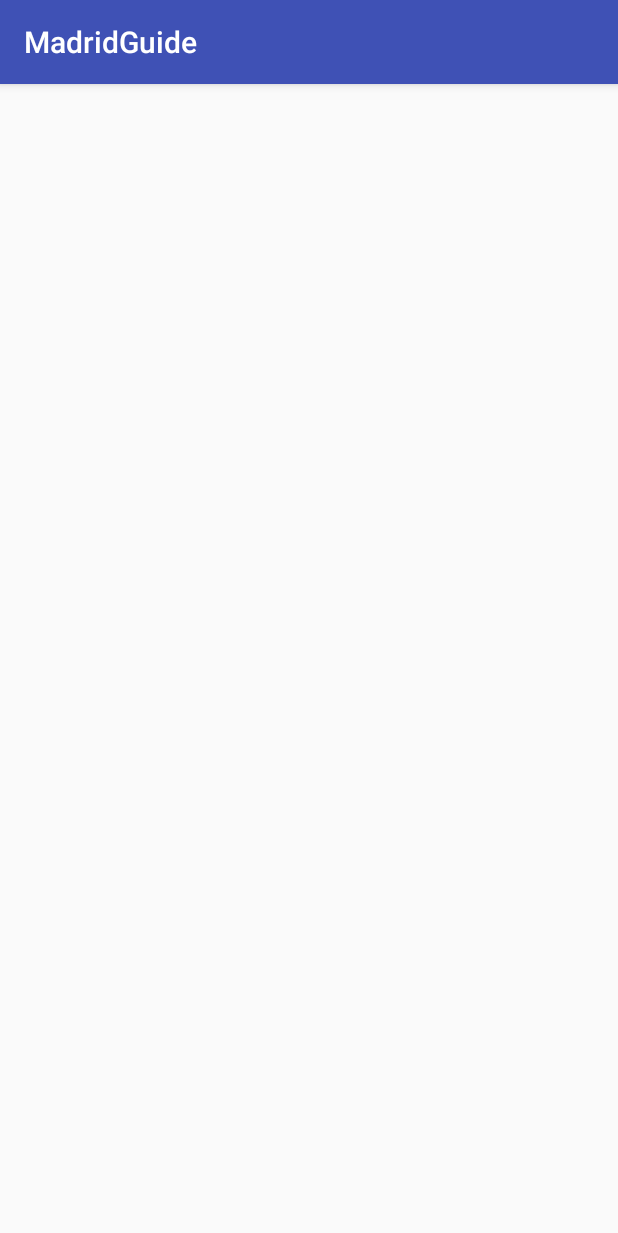
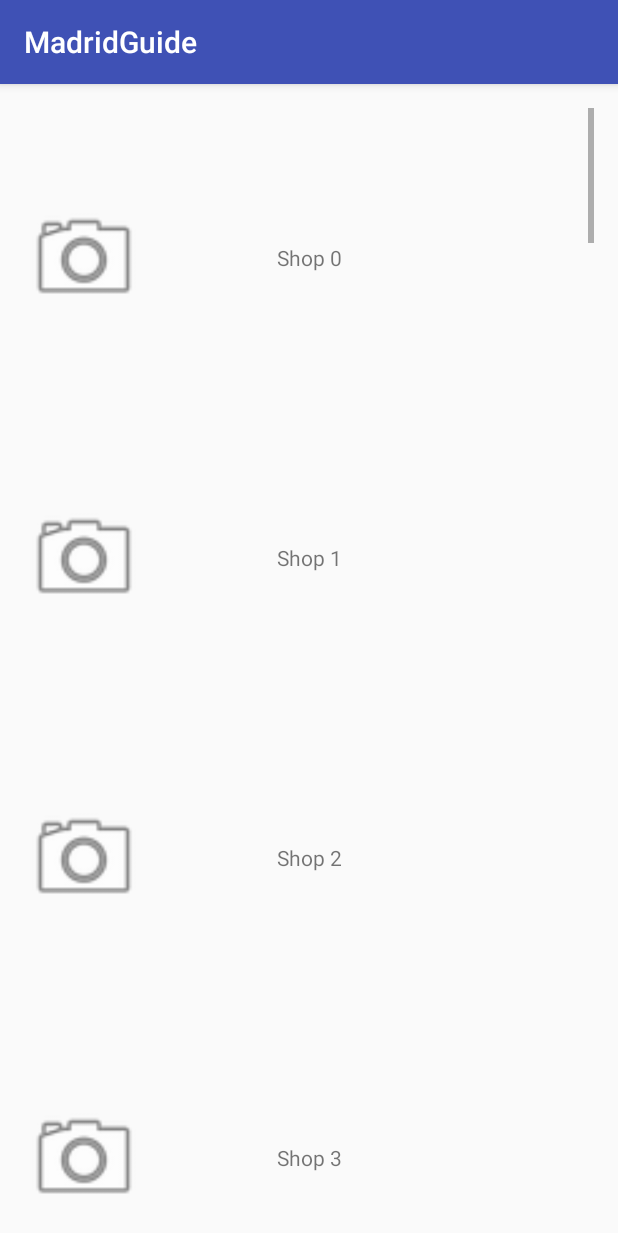
Before and after one commit to cdelg4do/MadridGuide, an Android app: the screen it shows after launch (ShopsActivity), after a tap on "SHOPS", on a phone screen of 412 x 824 dp. Shown: the top 1233 px of the screen. Run offline under Robolectric (Android 15) with nearby library versions, the phone set to English and light mode, and no system bars; our stand-ins replace ButterKnife, Picasso; pictures from the network do not load.

Commit message:
Trabajo a 2017-01-01.

```diff
--- a/app/src/main/java/com/cdelg4do/madridguide/MadridGuideApp.java
+++ b/app/src/main/java/com/cdelg4do/madridguide/MadridGuideApp.java
@@ -2,6 +2,10 @@ package com.cdelg4do.madridguide;
 
 import android.app.Application;
 import android.content.Context;
+
+import com.cdelg4do.madridguide.manager.db.ShopDAO;
+import com.cdelg4do.madridguide.model.Shop;
+import com.squareup.picasso.Picasso;
 
 import java.lang.ref.WeakReference;
 
@@ -22,6 +26,13 @@ public class MadridGuideApp extends Application {
 
         // Keep a copy of the application context
         appContext = new WeakReference<Context>( getApplicationContext() );
+
+        // Settings for Picasso
+        Picasso.with(getApplicationContext()).setLoggingEnabled(true);
+        Picasso.with(getApplicationContext()).setIndicatorsEnabled(true);
+
+        // Populate the database
+        insertTestDataIntoTheDatabase();
     }
 
     // Override to warn about memory warnings
@@ -34,4 +45,20 @@ public class MadridGuideApp extends Application {
     public static Context getAppContext() {
         return appContext.get();
     }
+
+
+    private void insertTestDataIntoTheDatabase() {
+
+        ShopDAO shopDAO = new ShopDAO( getApplicationContext() );
+
+        shopDAO.deleteAll();
+
+        for (int i=0; i<30; i++) {
+
+            Shop shop = new Shop(i, "Shop "+i);
+            shop.setLogoImgUrl("http://lorempixel.com/200/200/");
+
+            shopDAO.insert(shop);
+        }
+    }
 }
--- a/app/src/main/java/com/cdelg4do/madridguide/activity/ShopsActivity.java
+++ b/app/src/main/java/com/cdelg4do/madridguide/activity/ShopsActivity.java
@@ -1,18 +1,69 @@
 package com.cdelg4do.madridguide.activity;
 
+import android.os.Bundle;
 import android.support.v7.app.AppCompatActivity;
-import android.os.Bundle;
 
 import com.cdelg4do.madridguide.R;
+import com.cdelg4do.madridguide.fragment.ShopListFragment;
+import com.cdelg4do.madridguide.manager.db.ShopDAO;
+import com.cdelg4do.madridguide.model.Shop;
+import com.cdelg4do.madridguide.model.Shops;
+import com.cdelg4do.madridguide.navigator.Navigator;
+import com.cdelg4do.madridguide.view.OnElementClickedListener;
+
+import java.util.List;
 
 /**
  * This class represents the screen showing the shop list.
  */
 public class ShopsActivity extends AppCompatActivity {
 
+    private ShopListFragment shopListFragment;
+
     @Override
     protected void onCreate(Bundle savedInstanceState) {
         super.onCreate(savedInstanceState);
         setContentView(R.layout.activity_shops);
+
+        // Get the ShopList fragment, and pass a Shops object to it
+        shopListFragment = (ShopListFragment) getSupportFragmentManager().findFragmentById(R.id.activity_shops_fragment_shops);
+
+        loadShopsFromDatabase();
+
+        // Add an anonymous OnElementClickedListener to the fragment,
+        // that navigates to the Shop Detail activity when a cell is clicked
+        shopListFragment.setOnElementClickedListener(new OnElementClickedListener<Shop>() {
+
+            @Override
+            public void onElementClicked(Shop shop, int position) {
+                Navigator.navigateFromShopsActivityToShopDetailActivity(shop, ShopsActivity.this);
+            }
+        });
+    }
+
+
+    // Loads all the shops from the database, and then pass them to the fragment
+    private void loadShopsFromDatabase() {
+
+        new Thread(new Runnable() {
+
+            @Override
+            public void run() {
+                // The query is performed on background
+                final List<Shop> shopList = new ShopDAO( getBaseContext() ).query();
+
+                // Once the shop list has been retrieved from the database,
+                // get back to the main thread and update the fragment UI with the data
+                runOnUiThread(new Runnable() {
+
+                    @Override
+                    public void run() {
+                        shopListFragment.setShopsAndUpdateFragmentUI( Shops.newInstance(shopList) );
+                    }
+                });
+            }
+        }).start();
+
+
     }
 }
--- /dev/null
+++ b/app/src/main/java/com/cdelg4do/madridguide/adapter/ShopsAdapter.java
@@ -0,0 +1,68 @@
+package com.cdelg4do.madridguide.adapter;
+
+import android.content.Context;
+import android.support.annotation.NonNull;
+import android.support.v7.widget.RecyclerView;
+import android.view.LayoutInflater;
+import android.view.View;
+import android.view.ViewGroup;
+
+import com.cdelg4do.madridguide.R;
+import com.cdelg4do.madridguide.model.Shop;
+import com.cdelg4do.madridguide.model.Shops;
+import com.cdelg4do.madridguide.view.OnElementClickedListener;
+import com.cdelg4do.madridguide.view.ShopRowViewHolder;
+
+/**
+ * This class is the adapter to represent Shop objects in a RecyclerView.
+ */
+public class ShopsAdapter extends RecyclerView.Adapter<ShopRowViewHolder> {
+
+    private Shops shops;
+    private LayoutInflater inflater;
+    private OnElementClickedListener<Shop> listener;
+
+
+    public ShopsAdapter(Shops shops, Context context) {
+
+        this.shops = shops;
+        this.inflater = LayoutInflater.from(context);
+    }
+
+    public void setOnElementClickedListener(@NonNull final OnElementClickedListener<Shop> listener) {
+        this.listener = listener;
+    }
+
+    // Called to set the total count of items to show in the RecyclerView
+    @Override
+    public int getItemCount() {
+        return (int) shops.size();
+    }
+
+    // Called when creating the rows/cells of the RecyclerView
+    // (creates a new holder for each)
+    @Override
+    public ShopRowViewHolder onCreateViewHolder(ViewGroup parent, int viewType) {
+
+        View view = inflater.inflate(R.layout.row_shop, parent, false);
+        return new ShopRowViewHolder(view);
+    }
+
+    // Called when there is need to populate with data a recycled row/cell
+    @Override
+    public void onBindViewHolder(ShopRowViewHolder holder, final int position) {
+
+        final Shop shop = shops.get(position);
+        holder.syncViewFromModel(shop);
+
+        holder.itemView.setOnClickListener(new View.OnClickListener() {
+
+            @Override
+            public void onClick(View view) {
+
+                if (ShopsAdapter.this.listener != null)
+                    listener.onElementClicked(shop,position);
+            }
+        });
+    }
+}
--- /dev/null
+++ b/app/src/main/java/com/cdelg4do/madridguide/fragment/ShopListFragment.java
@@ -0,0 +1,85 @@
+package com.cdelg4do.madridguide.fragment;
+
+import android.os.Bundle;
+import android.support.v4.app.Fragment;
+import android.support.v7.widget.LinearLayoutManager;
+import android.support.v7.widget.RecyclerView;
+import android.view.LayoutInflater;
+import android.view.View;
+import android.view.ViewGroup;
+
+import com.cdelg4do.madridguide.R;
+import com.cdelg4do.madridguide.adapter.ShopsAdapter;
+import com.cdelg4do.madridguide.model.Shop;
+import com.cdelg4do.madridguide.model.Shops;
+import com.cdelg4do.madridguide.view.OnElementClickedListener;
+
+
+/**
+ * This fragment is used to represent a collection of shops.
+ */
+public class ShopListFragment extends Fragment {
+
+    private RecyclerView recyclerView;
+    private ShopsAdapter adapter;
+    private Shops shops;
+    private OnElementClickedListener<Shop> listener;
+
+
+    // Required empty public constructor
+    public ShopListFragment() {
+    }
+
+
+    @Override
+    public View onCreateView(LayoutInflater inflater, ViewGroup container, Bundle savedInstanceState) {
+
+        View rootView = inflater.inflate(R.layout.fragment_shop_list, container, false);
+
+        recyclerView = (RecyclerView) rootView.findViewById(R.id.shops_recycler_view);
+        recyclerView.setLayoutManager( new LinearLayoutManager(getActivity()) );
+
+        return rootView;
+    }
+
+
+    public void setOnElementClickedListener(OnElementClickedListener<Shop> listener) {
+        this.listener = listener;
+    }
+
+
+    public Shops getShops() {
+        return shops;
+    }
+
+
+    // Set the shops that will be shown in this fragment,
+    // and then update the fragment UI (by setting an adapter for the fragment's RecyclerView)
+    public void setShopsAndUpdateFragmentUI(Shops shops) {
+
+        this.shops = shops;
+        updateUI();
+    }
+
+
+    // Auxiliary methods:
+
+    // Specifies the adapter to show the data on the RecyclerView
+    // Also, sets the adapter's listener to take action when the user selects a row/cell
+    private void updateUI() {
+
+        adapter = new ShopsAdapter(getShops(), getActivity());
+        recyclerView.setAdapter(adapter);
+
+        // Add an anonymous OnElementClickedListener to the adapter,
+        // that calls this fragment listener's onElementClicked() when a cell is clicked
+        adapter.setOnElementClickedListener(new OnElementClickedListener<Shop>() {
+
+            @Override
+            public void onElementClicked(Shop shop, int position) {
+                if (listener != null)
+                    listener.onElementClicked(shop,position);
+            }
+        });
+    }
+}
--- a/app/src/main/java/com/cdelg4do/madridguide/model/Shop.java
+++ b/app/src/main/java/com/cdelg4do/madridguide/model/Shop.java
@@ -1,9 +1,12 @@
 package com.cdelg4do.madridguide.model;
+
+import java.io.Serializable;
 
 /**
  * This class represents a shop in the application.
+ * It implements the Serializable interface so that it can be passed in an Intent.
  */
-public class Shop {
+public class Shop implements Serializable {
 
     private long id;
     private String name;
--- a/app/src/main/java/com/cdelg4do/madridguide/util/Constants.java
+++ b/app/src/main/java/com/cdelg4do/madridguide/util/Constants.java
@@ -5,4 +5,6 @@ package com.cdelg4do.madridguide.util;
  */
 public class Constants {
     public static String appName = "com.cdelg4do.madridguide";
+
+    public static String INTENT_KEY_DETAIL_SHOP = appName + ".INTENT_KEY_DETAIL_SHOP";
 }
--- /dev/null
+++ b/app/src/main/java/com/cdelg4do/madridguide/view/OnElementClickedListener.java
@@ -0,0 +1,13 @@
+package com.cdelg4do.madridguide.view;
+
+
+/**
+ * This generic interface must be implemented by any object
+ * that listens for a ListView/GridView/RecyclerView cell to be clicked.
+ *
+ * @param <T> the type of the object represented by the element clicked.
+ */
+public interface OnElementClickedListener<T> {
+
+    void onElementClicked(T item, int position);
+}
--- /dev/null
+++ b/app/src/main/java/com/cdelg4do/madridguide/view/ShopRowViewHolder.java
@@ -0,0 +1,51 @@
+package com.cdelg4do.madridguide.view;
+
+import android.content.Context;
+import android.support.annotation.NonNull;
+import android.support.v7.widget.RecyclerView;
+import android.view.View;
+import android.widget.ImageView;
+import android.widget.TextView;
+
+import com.cdelg4do.madridguide.R;
+import com.cdelg4do.madridguide.model.Shop;
+import com.squareup.picasso.MemoryPolicy;
+import com.squareup.picasso.NetworkPolicy;
+import com.squareup.picasso.Picasso;
+
+import java.lang.ref.WeakReference;
+
+/**
+ * This class represents the ViewHolder to present a Shop in a RecyclerView.
+ */
+public class ShopRowViewHolder extends RecyclerView.ViewHolder {
+
+    private TextView nameTextView;
+    private ImageView logoImageView;
+    private WeakReference<Context> context;
+
+    public ShopRowViewHolder(View rowShop) {
+        super(rowShop);
+
+        nameTextView = (TextView) rowShop.findViewById( R.id.row_shop_name );
+        logoImageView = (ImageView) rowShop.findViewById( R.id.row_shop_logo );
+        context = new WeakReference<Context>( rowShop.getContext() );
+    }
+
+
+    public void syncViewFromModel(final @NonNull Shop shop) {
+
+        if (shop == null)
+            return;
+
+        nameTextView.setText( shop.getName() );
+
+        Picasso.with(context.get())
+                .load( shop.getLogoImgUrl() )
+                .placeholder(android.R.drawable.ic_menu_camera)
+                .memoryPolicy(MemoryPolicy.NO_CACHE)
+                .networkPolicy(NetworkPolicy.NO_CACHE)
+                .into(logoImageView);
+    }
+
+}
--- a/app/src/main/res/layout/activity_shops.xml
+++ b/app/src/main/res/layout/activity_shops.xml
@@ -1,5 +1,5 @@
 <?xml version="1.0" encoding="utf-8"?>
-<RelativeLayout
+<LinearLayout
     xmlns:android="http://schemas.android.com/apk/res/android"
     xmlns:tools="http://schemas.android.com/tools"
     android:id="@+id/activity_shops"
@@ -9,6 +9,13 @@
     android:paddingLeft="@dimen/activity_horizontal_margin"
     android:paddingRight="@dimen/activity_horizontal_margin"
     android:paddingTop="@dimen/activity_vertical_margin"
+    android:orientation="vertical"
     tools:context="com.cdelg4do.madridguide.activity.ShopsActivity">
 
-</RelativeLayout>
+    <fragment
+        android:id="@+id/activity_shops_fragment_shops"
+        android:name="com.cdelg4do.madridguide.fragment.ShopListFragment"
+        android:layout_width="match_parent"
+        android:layout_height="match_parent"/>
+
+</LinearLayout>
--- /dev/null
+++ b/app/src/main/res/layout/fragment_shop_list.xml
@@ -0,0 +1,15 @@
+<FrameLayout xmlns:android="http://schemas.android.com/apk/res/android"
+             xmlns:tools="http://schemas.android.com/tools"
+             android:layout_width="match_parent"
+             android:layout_height="match_parent"
+             tools:context="com.cdelg4do.madridguide.fragment.ShopListFragment">
+
+    <android.support.v7.widget.RecyclerView
+        android:id="@+id/shops_recycler_view"
+        android:layout_width="match_parent"
+        android:layout_height="match_parent"
+        android:scrollbars="vertical">
+
+    </android.support.v7.widget.RecyclerView>
+
+</FrameLayout>
--- /dev/null
+++ b/app/src/main/res/layout/row_shop.xml
@@ -0,0 +1,23 @@
+<?xml version="1.0" encoding="utf-8"?>
+<RelativeLayout xmlns:android="http://schemas.android.com/apk/res/android"
+                android:orientation="vertical"
+                android:layout_width="match_parent"
+                android:layout_height="200dp"
+                xmlns:tools="http://schemas.android.com/tools">
+
+    <TextView
+        android:id="@+id/row_shop_name"
+        android:layout_width="match_parent"
+        android:layout_height="50dp"
+        android:layout_centerVertical="true"
+        android:gravity="center_vertical|center_horizontal"
+        tools:text="Shop Name"/>
+
+    <ImageView
+        android:id="@+id/row_shop_logo"
+        android:layout_width="80dp"
+        android:layout_height="80dp"
+        android:layout_centerVertical="true"
+        tools:src="@android:drawable/ic_menu_camera"/>
+
+</RelativeLayout>
```
Also changed, not shown: app/build.gradle (+5 -2 lines), app/src/main/AndroidManifest.xml (+7 -8 lines), app/src/main/java/com/cdelg4do/madridguide/activity/ShopDetailActivity.java (added, +52 -0 lines), app/src/main/java/com/cdelg4do/madridguide/navigator/Navigator.java (+19 -0 lines), app/src/main/res/layout/activity_shop_detail.xml (added, +28 -0 lines).
